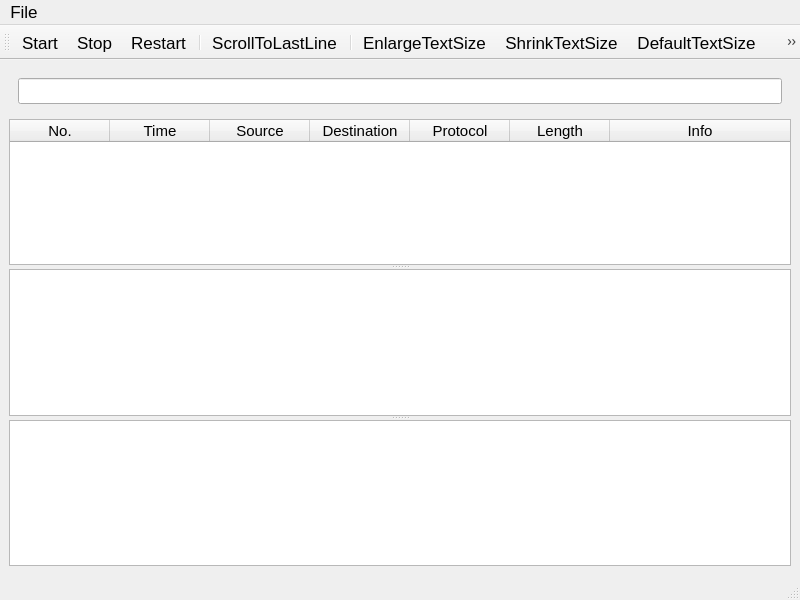
Old version of the form myshark/mainwindow.ui in the repository Ghivern/MyShark.
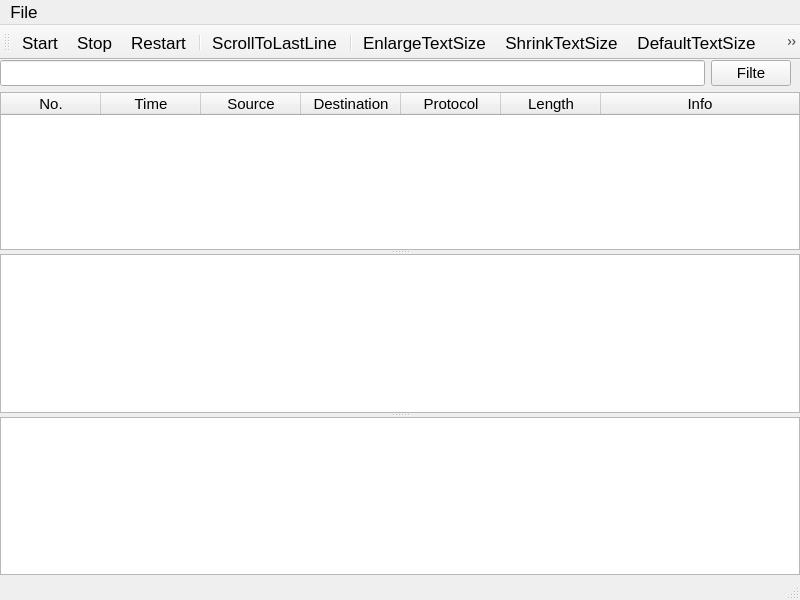
New version of the form. Icons and pictures are not drawn.

What changed in the file:
```diff
--- a/myshark/mainwindow.ui
+++ b/myshark/mainwindow.ui
@@ -25,11 +25,47 @@
     </font>
    </property>
    <layout class="QVBoxLayout" name="verticalLayout">
+    <property name="leftMargin">
+     <number>0</number>
+    </property>
+    <property name="topMargin">
+     <number>0</number>
+    </property>
+    <property name="rightMargin">
+     <number>0</number>
+    </property>
+    <property name="bottomMargin">
+     <number>0</number>
+    </property>
     <item>
      <widget class="QWidget" name="widget" native="true">
+      <property name="sizePolicy">
+       <sizepolicy hsizetype="Preferred" vsizetype="Preferred">
+        <horstretch>0</horstretch>
+        <verstretch>0</verstretch>
+       </sizepolicy>
+      </property>
       <layout class="QHBoxLayout" name="horizontalLayout">
+       <property name="leftMargin">
+        <number>0</number>
+       </property>
+       <property name="topMargin">
+        <number>0</number>
+       </property>
+       <property name="rightMargin">
+        <number>9</number>
+       </property>
+       <property name="bottomMargin">
+        <number>0</number>
+       </property>
        <item>
         <widget class="QLineEdit" name="lineEdit">
+         <property name="sizePolicy">
+          <sizepolicy hsizetype="Expanding" vsizetype="Preferred">
+           <horstretch>0</horstretch>
+           <verstretch>0</verstretch>
+          </sizepolicy>
+         </property>
          <property name="toolTip">
           <string/>
          </property>
@@ -41,6 +77,13 @@
          </property>
         </widget>
        </item>
+       <item>
+        <widget class="QPushButton" name="pushButton_filter">
+         <property name="text">
+          <string>Filte</string>
+         </property>
+        </widget>
+       </item>
       </layout>
      </widget>
     </item>
```
